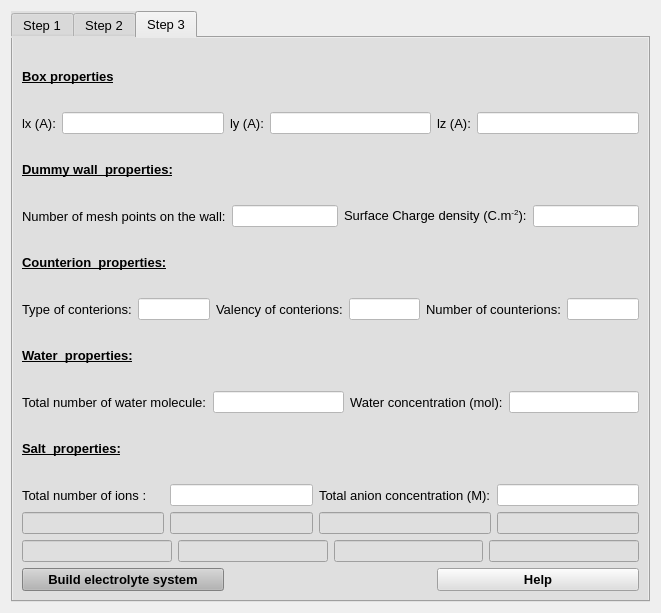
Before: the Qt Designer form furiousatoms/forms/electrolyte.ui in nasimanousheh/furious-atoms, drawn with Qt 5.
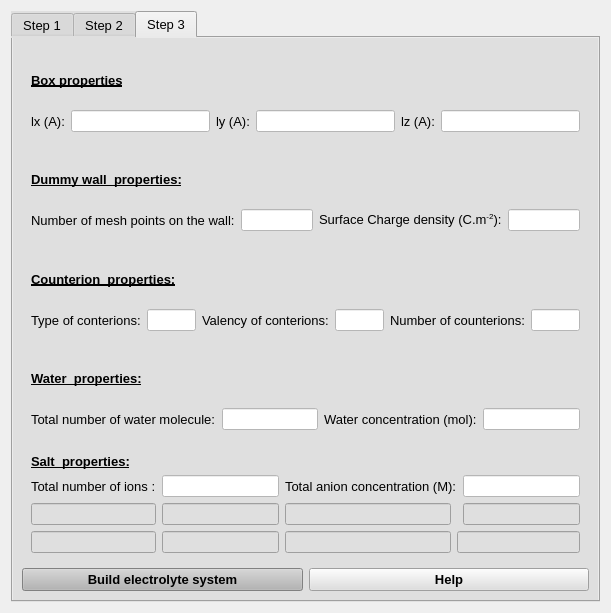
After: the same form once the commit is applied. The open tabs and pages were chosen to show the change.

Commit message: Craeted frame in widget

The edit to the form file:
```diff
--- a/furiousatoms/forms/electrolyte.ui
+++ b/furiousatoms/forms/electrolyte.ui
@@ -6,14 +6,14 @@
    <rect>
     <x>0</x>
     <y>0</y>
-    <width>661</width>
+    <width>611</width>
     <height>612</height>
    </rect>
   </property>
   <property name="windowTitle">
    <string>Form</string>
   </property>
-  <layout class="QGridLayout" name="gridLayout_9">
+  <layout class="QGridLayout" name="gridLayout_11">
    <item row="0" column="0">
     <widget class="QTabWidget" name="label_electrolyte">
      <property name="font">
@@ -1693,139 +1693,69 @@
       <attribute name="title">
        <string>Step 3</string>
       </attribute>
-      <layout class="QGridLayout" name="gridLayout_43">
-       <item row="9" column="0" colspan="3">
-        <layout class="QGridLayout" name="gridLayout_18">
-         <item row="0" column="3">
-          <widget class="QLineEdit" name="lineEdit_total_ion_con_final">
-           <property name="acceptDrops">
-            <bool>false</bool>
-           </property>
-           <property name="styleSheet">
-            <string notr="true">background-color: rgb(255, 255, 255);</string>
-           </property>
-           <property name="clearButtonEnabled">
-            <bool>false</bool>
-           </property>
-          </widget>
-         </item>
-         <item row="0" column="2">
-          <widget class="QLabel" name="label_total_ion_con_final">
+      <layout class="QGridLayout" name="gridLayout_14">
+       <item row="0" column="0">
+        <layout class="QGridLayout" name="gridLayout_12">
+         <item row="0" column="0">
+          <widget class="QFrame" name="">
+           <layout class="QGridLayout" name="gridLayout_9">
+            <item row="0" column="0" colspan="2">
+             <widget class="QLabel" name="labl_properties_box_final">
            <property name="font">
             <font>
              <pointsize>10</pointsize>
+                <weight>75</weight>
+                <bold>true</bold>
+                <underline>true</underline>
             </font>
            </property>
            <property name="text">
-            <string>Total anion concentration (M):</string>
+               <string>Box properties</string>
            </property>
           </widget>
          </item>
-         <item row="1" column="1">
-          <widget class="QLineEdit" name="lineEdit_type_anion_salt_1_final"/>
-         </item>
          <item row="1" column="2">
-          <widget class="QLineEdit" name="lineEdit_type_cation_salt_2_final"/>
-         </item>
-         <item row="1" column="0">
-          <widget class="QLineEdit" name="lineEdit_type_cation_salt_1_final"/>
-         </item>
-         <item row="0" column="1">
-          <widget class="QLineEdit" name="lineEdit_total_ion_number_final">
-           <property name="acceptDrops">
-            <bool>false</bool>
-           </property>
-           <property name="styleSheet">
-            <string notr="true">background-color: rgb(255, 255, 255);</string>
-           </property>
-           <property name="readOnly">
-            <bool>true</bool>
-           </property>
-           <property name="clearButtonEnabled">
-            <bool>false</bool>
-           </property>
-          </widget>
-         </item>
-         <item row="0" column="0">
-          <widget class="QLabel" name="label_total_ion_num_final">
+             <widget class="QLabel" name="label_ly_final">
            <property name="font">
             <font>
              <pointsize>10</pointsize>
             </font>
            </property>
            <property name="text">
-            <string>Total number of ions :</string>
+               <string>ly (A):</string>
            </property>
           </widget>
          </item>
-         <item row="1" column="3">
-          <widget class="QLineEdit" name="lineEdit_type_anion_salt_2_final"/>
-         </item>
-        </layout>
-       </item>
-       <item row="10" column="0" colspan="3">
-        <layout class="QGridLayout" name="gridLayout_19">
-         <item row="1" column="3">
-          <widget class="QLineEdit" name="lineEdit_type_anion_salt_4_final"/>
-         </item>
-         <item row="1" column="1">
-          <widget class="QLineEdit" name="lineEdit_type_anion_salt_3_final"/>
-         </item>
          <item row="1" column="0">
-          <widget class="QLineEdit" name="lineEdit_type_cation_salt_3_final"/>
-         </item>
-         <item row="1" column="2">
-          <widget class="QLineEdit" name="lineEdit_type_cation_salt_4_final"/>
-         </item>
-        </layout>
-       </item>
-       <item row="11" column="2">
-        <widget class="QPushButton" name="pushButton_help_electrolyte">
+             <widget class="QLabel" name="label_lx_final">
          <property name="font">
           <font>
            <pointsize>10</pointsize>
-           <weight>75</weight>
-           <bold>true</bold>
           </font>
          </property>
          <property name="text">
-          <string>Help</string>
+               <string>lx (A):</string>
          </property>
         </widget>
        </item>
-       <item row="11" column="0">
-        <widget class="QPushButton" name="pushButton_build_electrolyte">
-         <property name="font">
-          <font>
-           <pointsize>10</pointsize>
-           <weight>75</weight>
-           <bold>true</bold>
-          </font>
+            <item row="1" column="3">
+             <widget class="QLineEdit" name="lineEdit_ly_final">
+              <property name="acceptDrops">
+               <bool>false</bool>
          </property>
          <property name="styleSheet">
-          <string notr="true">background-color: rgb(180, 180, 180);</string>
-         </property>
-         <property name="text">
-          <string>Build electrolyte system</string>
-         </property>
-        </widget>
-       </item>
-       <item row="7" column="0" colspan="3">
-        <layout class="QGridLayout" name="gridLayout_42">
-         <item row="0" column="0">
-          <widget class="QLabel" name="label_total_num_water_final">
-           <property name="font">
-            <font>
-             <pointsize>10</pointsize>
-            </font>
-           </property>
-           <property name="text">
-            <string>Total number of water molecule:</string>
-           </property>
-          </widget>
-         </item>
-         <item row="0" column="1">
-          <widget class="QLineEdit" name="lineEdit_total_num_water_final">
+               <string notr="true">background-color: rgb(255, 255, 255);</string>
+              </property>
+              <property name="readOnly">
+               <bool>true</bool>
+              </property>
+              <property name="clearButtonEnabled">
+               <bool>false</bool>
+              </property>
+             </widget>
+            </item>
+            <item row="1" column="1">
+             <widget class="QLineEdit" name="lineEdit_lx_final">
            <property name="acceptDrops">
             <bool>false</bool>
            </property>
@@ -1840,20 +1770,20 @@
            </property>
           </widget>
          </item>
-         <item row="0" column="2">
-          <widget class="QLabel" name="label_water_con_final">
+            <item row="1" column="4">
+             <widget class="QLabel" name="label_lz_final">
            <property name="font">
             <font>
              <pointsize>10</pointsize>
             </font>
            </property>
            <property name="text">
-            <string>Water concentration (mol):</string>
+               <string>lz (A):</string>
            </property>
           </widget>
          </item>
-         <item row="0" column="3">
-          <widget class="QLineEdit" name="lineEdit_water_con_final">
+            <item row="1" column="5">
+             <widget class="QLineEdit" name="lineEdit_lz_final">
            <property name="acceptDrops">
             <bool>false</bool>
            </property>
@@ -1869,10 +1799,27 @@
           </widget>
          </item>
         </layout>
-       </item>
-       <item row="3" column="0" colspan="3">
-        <layout class="QGridLayout" name="gridLayout_21">
+          </widget>
+         </item>
+         <item row="1" column="0">
+          <widget class="QFrame" name="frame_dummy_wall_properties_final">
+           <layout class="QGridLayout" name="gridLayout_2">
          <item row="0" column="0">
+             <widget class="QLabel" name="labl_properties_dummywall_final">
+              <property name="font">
+               <font>
+                <pointsize>10</pointsize>
+                <weight>75</weight>
+                <bold>true</bold>
+                <underline>true</underline>
+               </font>
+              </property>
+              <property name="text">
+               <string>Dummy wall  properties:</string>
+              </property>
+             </widget>
+            </item>
+            <item row="1" column="0">
           <widget class="QLabel" name="label_num_mesh_points_final">
            <property name="font">
             <font>
@@ -1884,7 +1831,7 @@
            </property>
           </widget>
          </item>
-         <item row="0" column="1">
+            <item row="1" column="1">
           <widget class="QLineEdit" name="lineEdit_num_mesh_points_final">
            <property name="styleSheet">
             <string notr="true">background-color: rgb(255, 255, 255);</string>
@@ -1894,7 +1841,7 @@
            </property>
           </widget>
          </item>
-         <item row="0" column="2">
+            <item row="1" column="2">
           <widget class="QLabel" name="label_surface_charge_final">
            <property name="font">
             <font>
@@ -1906,7 +1853,7 @@
            </property>
           </widget>
          </item>
-         <item row="0" column="3">
+            <item row="1" column="3">
           <widget class="QLineEdit" name="lineEdit_surface_charge_final">
            <property name="acceptDrops">
             <bool>false</bool>
@@ -1923,38 +1870,12 @@
           </widget>
          </item>
         </layout>
-       </item>
-       <item row="2" column="0" colspan="2">
-        <widget class="QLabel" name="labl_properties_dummywall_final">
-         <property name="font">
-          <font>
-           <pointsize>10</pointsize>
-           <weight>75</weight>
-           <bold>true</bold>
-           <underline>true</underline>
-          </font>
-         </property>
-         <property name="text">
-          <string>Dummy wall  properties:</string>
-         </property>
-        </widget>
-       </item>
-       <item row="0" column="0">
-        <widget class="QLabel" name="labl_properties_box_final">
-         <property name="font">
-          <font>
-           <pointsize>10</pointsize>
-           <weight>75</weight>
-           <bold>true</bold>
-           <underline>true</underline>
-          </font>
-         </property>
-         <property name="text">
-          <string>Box properties</string>
-         </property>
-        </widget>
-       </item>
-       <item row="4" column="0" colspan="2">
+          </widget>
+         </item>
+         <item row="2" column="0">
+          <widget class="QFrame" name="frame_cation_properties_final">
+           <layout class="QGridLayout" name="gridLayout_3">
+            <item row="0" column="0" colspan="2">
         <widget class="QLabel" name="labl_properties_counterion_final">
          <property name="font">
           <font>
@@ -1969,24 +1890,7 @@
          </property>
         </widget>
        </item>
-       <item row="8" column="0" colspan="2">
-        <widget class="QLabel" name="labl_properties_sal_final">
-         <property name="font">
-          <font>
-           <pointsize>10</pointsize>
-           <weight>75</weight>
-           <bold>true</bold>
-           <underline>true</underline>
-          </font>
-         </property>
-         <property name="text">
-          <string>Salt  properties:</string>
-         </property>
-        </widget>
-       </item>
-       <item row="5" column="0" colspan="3">
-        <layout class="QGridLayout" name="gridLayout_17">
-         <item row="0" column="0">
+            <item row="1" column="0">
           <widget class="QLabel" name="label_type_counter_final">
            <property name="font">
             <font>
@@ -1998,7 +1902,7 @@
            </property>
           </widget>
          </item>
-         <item row="0" column="1">
+            <item row="1" column="1">
           <widget class="QLineEdit" name="lineEdit_type_counter_final">
            <property name="styleSheet">
             <string notr="true">background-color: rgb(255, 255, 255);</string>
@@ -2011,7 +1915,7 @@
            </property>
           </widget>
          </item>
-         <item row="0" column="2">
+            <item row="1" column="2">
           <widget class="QLabel" name="label_valency_counter_final">
            <property name="font">
             <font>
@@ -2023,7 +1927,7 @@
            </property>
           </widget>
          </item>
-         <item row="0" column="3">
+            <item row="1" column="3">
           <widget class="QLineEdit" name="lineEdit_valency_counter_final">
            <property name="styleSheet">
             <string notr="true">background-color: rgb(255, 255, 255);</string>
@@ -2039,7 +1943,7 @@
            </property>
           </widget>
          </item>
-         <item row="0" column="4">
+            <item row="1" column="4">
           <widget class="QLabel" name="label_total_counter_final">
            <property name="font">
             <font>
@@ -2051,7 +1955,7 @@
            </property>
           </widget>
          </item>
-         <item row="0" column="5">
+            <item row="1" column="5">
           <widget class="QLineEdit" name="lineEdit_total_counter_final">
            <property name="styleSheet">
             <string notr="true">background-color: rgb(255, 255, 255);</string>
@@ -2068,96 +1972,12 @@
           </widget>
          </item>
         </layout>
-       </item>
-       <item row="1" column="0" colspan="3">
-        <layout class="QGridLayout" name="gridLayout_16">
-         <item row="0" column="2">
-          <widget class="QLabel" name="label_ly_final">
-           <property name="font">
-            <font>
-             <pointsize>10</pointsize>
-            </font>
-           </property>
-           <property name="text">
-            <string>ly (A):</string>
-           </property>
           </widget>
          </item>
-         <item row="0" column="1">
-          <widget class="QLineEdit" name="lineEdit_lx_final">
-           <property name="acceptDrops">
-            <bool>false</bool>
-           </property>
-           <property name="styleSheet">
-            <string notr="true">background-color: rgb(255, 255, 255);</string>
-           </property>
-           <property name="readOnly">
-            <bool>true</bool>
-           </property>
-           <property name="clearButtonEnabled">
-            <bool>false</bool>
-           </property>
-          </widget>
-         </item>
-         <item row="0" column="5">
-          <widget class="QLineEdit" name="lineEdit_lz_final">
-           <property name="acceptDrops">
-            <bool>false</bool>
-           </property>
-           <property name="styleSheet">
-            <string notr="true">background-color: rgb(255, 255, 255);</string>
-           </property>
-           <property name="readOnly">
-            <bool>true</bool>
-           </property>
-           <property name="clearButtonEnabled">
-            <bool>false</bool>
-           </property>
-          </widget>
-         </item>
+         <item row="3" column="0">
+          <widget class="QFrame" name="water_properties_final">
+           <layout class="QGridLayout" name="gridLayout_4">
          <item row="0" column="0">
-          <widget class="QLabel" name="label_lx_final">
-           <property name="font">
-            <font>
-             <pointsize>10</pointsize>
-            </font>
-           </property>
-           <property name="text">
-            <string>lx (A):</string>
-           </property>
-          </widget>
-         </item>
-         <item row="0" column="3">
-          <widget class="QLineEdit" name="lineEdit_ly_final">
-           <property name="acceptDrops">
-            <bool>false</bool>
-           </property>
-           <property name="styleSheet">
-            <string notr="true">background-color: rgb(255, 255, 255);</string>
-           </property>
-           <property name="readOnly">
-            <bool>true</bool>
-           </property>
-           <property name="clearButtonEnabled">
-            <bool>false</bool>
-           </property>
-          </widget>
-         </item>
-         <item row="0" column="4">
-          <widget class="QLabel" name="label_lz_final">
-           <property name="font">
-            <font>
-             <pointsize>10</pointsize>
-            </font>
-           </property>
-           <property name="text">
-            <string>lz (A):</string>
-           </property>
-          </widget>
-         </item>
-        </layout>
-       </item>
-       <item row="6" column="0" colspan="2">
         <widget class="QLabel" name="labl_properties_sal_final_2">
          <property name="font">
           <font>
@@ -2171,6 +1991,200 @@
           <string>Water  properties:</string>
          </property>
         </widget>
+            </item>
+            <item row="1" column="0">
+             <widget class="QLabel" name="label_total_num_water_final">
+              <property name="font">
+               <font>
+                <pointsize>10</pointsize>
+               </font>
+              </property>
+              <property name="text">
+               <string>Total number of water molecule:</string>
+              </property>
+             </widget>
+            </item>
+            <item row="1" column="1">
+             <widget class="QLineEdit" name="lineEdit_total_num_water_final">
+              <property name="acceptDrops">
+               <bool>false</bool>
+              </property>
+              <property name="styleSheet">
+               <string notr="true">background-color: rgb(255, 255, 255);</string>
+              </property>
+              <property name="readOnly">
+               <bool>true</bool>
+              </property>
+              <property name="clearButtonEnabled">
+               <bool>false</bool>
+              </property>
+             </widget>
+            </item>
+            <item row="1" column="2">
+             <widget class="QLabel" name="label_water_con_final">
+              <property name="font">
+               <font>
+                <pointsize>10</pointsize>
+               </font>
+              </property>
+              <property name="text">
+               <string>Water concentration (mol):</string>
+              </property>
+             </widget>
+            </item>
+            <item row="1" column="3">
+             <widget class="QLineEdit" name="lineEdit_water_con_final">
+              <property name="acceptDrops">
+               <bool>false</bool>
+              </property>
+              <property name="styleSheet">
+               <string notr="true">background-color: rgb(255, 255, 255);</string>
+              </property>
+              <property name="readOnly">
+               <bool>true</bool>
+              </property>
+              <property name="clearButtonEnabled">
+               <bool>false</bool>
+              </property>
+             </widget>
+            </item>
+           </layout>
+          </widget>
+         </item>
+         <item row="4" column="0">
+          <widget class="QFrame" name="">
+           <layout class="QGridLayout" name="gridLayout_10">
+            <item row="0" column="0">
+             <widget class="QLabel" name="labl_properties_sal_final">
+              <property name="font">
+               <font>
+                <pointsize>10</pointsize>
+                <weight>75</weight>
+                <bold>true</bold>
+                <underline>true</underline>
+               </font>
+              </property>
+              <property name="text">
+               <string>Salt  properties:</string>
+              </property>
+             </widget>
+            </item>
+            <item row="1" column="0">
+             <widget class="QLabel" name="label_total_ion_num_final">
+              <property name="font">
+               <font>
+                <pointsize>10</pointsize>
+               </font>
+              </property>
+              <property name="text">
+               <string>Total number of ions :</string>
+              </property>
+             </widget>
+            </item>
+            <item row="1" column="1">
+             <widget class="QLineEdit" name="lineEdit_total_ion_number_final">
+              <property name="acceptDrops">
+               <bool>false</bool>
+              </property>
+              <property name="styleSheet">
+               <string notr="true">background-color: rgb(255, 255, 255);</string>
+              </property>
+              <property name="readOnly">
+               <bool>true</bool>
+              </property>
+              <property name="clearButtonEnabled">
+               <bool>false</bool>
+              </property>
+             </widget>
+            </item>
+            <item row="1" column="2" colspan="2">
+             <widget class="QLabel" name="label_total_ion_con_final">
+              <property name="font">
+               <font>
+                <pointsize>10</pointsize>
+               </font>
+              </property>
+              <property name="text">
+               <string>Total anion concentration (M):</string>
+              </property>
+             </widget>
+            </item>
+            <item row="1" column="4">
+             <widget class="QLineEdit" name="lineEdit_total_ion_con_final">
+              <property name="acceptDrops">
+               <bool>false</bool>
+              </property>
+              <property name="styleSheet">
+               <string notr="true">background-color: rgb(255, 255, 255);</string>
+              </property>
+              <property name="clearButtonEnabled">
+               <bool>false</bool>
+              </property>
+             </widget>
+            </item>
+            <item row="2" column="0">
+             <widget class="QLineEdit" name="lineEdit_type_cation_salt_1_final"/>
+            </item>
+            <item row="2" column="1">
+             <widget class="QLineEdit" name="lineEdit_type_anion_salt_1_final"/>
+            </item>
+            <item row="2" column="2">
+             <widget class="QLineEdit" name="lineEdit_type_cation_salt_2_final"/>
+            </item>
+            <item row="2" column="4">
+             <widget class="QLineEdit" name="lineEdit_type_anion_salt_2_final"/>
+            </item>
+            <item row="3" column="0">
+             <widget class="QLineEdit" name="lineEdit_type_cation_salt_3_final"/>
+            </item>
+            <item row="3" column="1">
+             <widget class="QLineEdit" name="lineEdit_type_anion_salt_3_final"/>
+            </item>
+            <item row="3" column="2">
+             <widget class="QLineEdit" name="lineEdit_type_cation_salt_4_final"/>
+            </item>
+            <item row="3" column="3" colspan="2">
+             <widget class="QLineEdit" name="lineEdit_type_anion_salt_4_final"/>
+            </item>
+           </layout>
+          </widget>
+         </item>
+        </layout>
+       </item>
+       <item row="1" column="0">
+        <layout class="QGridLayout" name="gridLayout_13">
+         <item row="0" column="0">
+          <widget class="QPushButton" name="pushButton_build_electrolyte">
+           <property name="font">
+            <font>
+             <pointsize>10</pointsize>
+             <weight>75</weight>
+             <bold>true</bold>
+            </font>
+           </property>
+           <property name="styleSheet">
+            <string notr="true">background-color: rgb(180, 180, 180);</string>
+           </property>
+           <property name="text">
+            <string>Build electrolyte system</string>
+           </property>
+          </widget>
+         </item>
+         <item row="0" column="1">
+          <widget class="QPushButton" name="pushButton_help_electrolyte">
+           <property name="font">
+            <font>
+             <pointsize>10</pointsize>
+             <weight>75</weight>
+             <bold>true</bold>
+            </font>
+           </property>
+           <property name="text">
+            <string>Help</string>
+           </property>
+          </widget>
+         </item>
+        </layout>
        </item>
       </layout>
       <zorder>labl_properties_box_final</zorder>
```
Left out of the diff: 2 changed lines with no effect on the pictures. Lines whose indentation alone changed are shown as unchanged.
